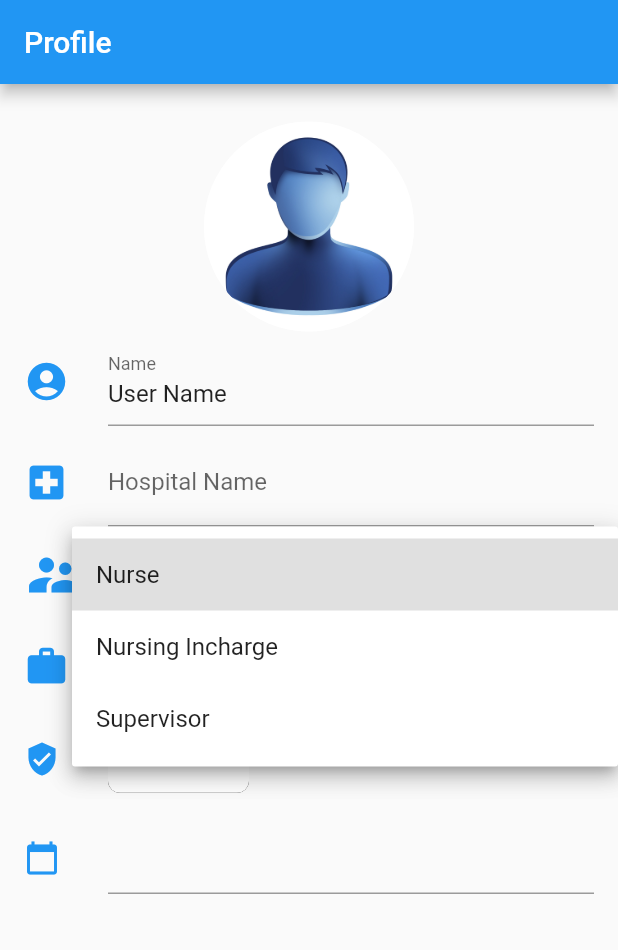
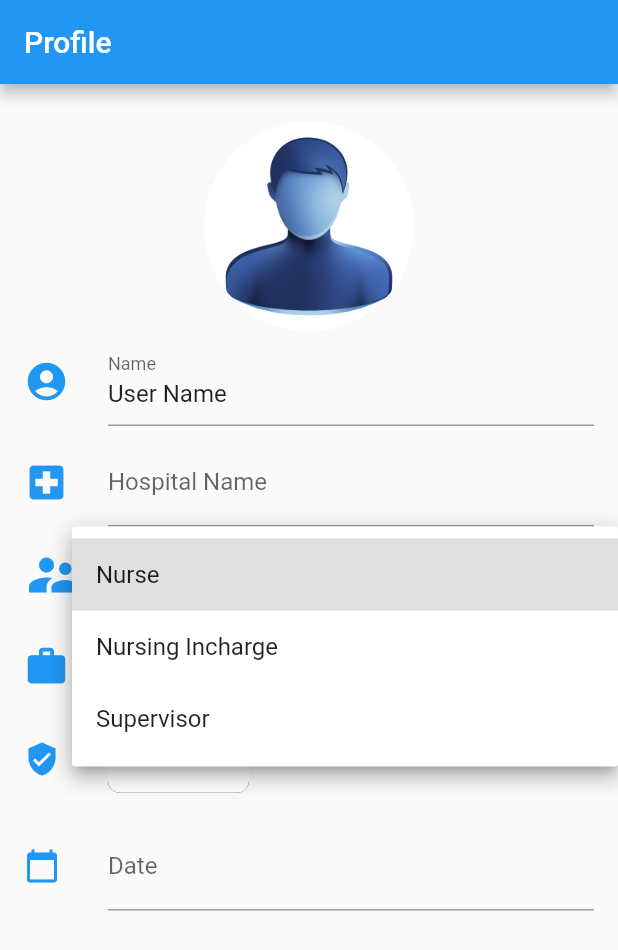
Before and after one commit to enpartha/User, a Flutter app: the screen it shows after launch, after a tap on "Role/Designation", on a phone screen of 412 x 824 dp. Shown: the top 950 px of the screen. Run offline on Flutter 3.47's test engine with Material 2 defaults, Android fonts, the phone set to English and light mode, and no system bars.

Commit message:
Code Working

```diff
--- a/lib/main.dart
+++ b/lib/main.dart
@@ -6,7 +6,9 @@ import 'package:flutter/services.dart';
 import 'package:intl/intl.dart';
 
 void main() {
-  runApp(MyApp());
+  runApp(MaterialApp(
+    home: MyApp(),
+  ));
 }
 
 class MyApp extends StatefulWidget {
@@ -16,35 +18,38 @@ class MyApp extends StatefulWidget {
 
 class _MyAppState extends State<MyApp> {
   Object? valueChoose;
-  String _selectdate = "Use the Icon to choose the date";
+
+  //String _selectdate = "Use the Icon to choose the date";
   List listItem = ['Nurse', 'Nursing Incharge', 'Supervisor'];
   Color _iconColor = Colors.blue;
-  DateTime _date = DateTime.now();
+  // final _formKey = GlobalKey<FormState>();
+  DateTime selectedDate = DateTime.now();
   TextEditingController _textEditingController = TextEditingController();
 
-  void dateshower() {
-    _openDatePicker(context);
-    _textEditingController.text = DateFormat('yyyy/MM/dd').format(_date);
-    setState(() {});
-  }
+  // void dateshower() {
+  //   _openDatePicker(context);
+  //   _textEditingController.text = DateFormat('yyyy/MM/dd').format(date);
+  // }
 
-  Future<Null> _openDatePicker(BuildContext context) async {
-    final DateTime? d = await showDatePicker(
+  _selectDate(BuildContext context) async {
+    final DateTime? picked = await showDatePicker(
         context: context,
-        initialDate: _date,
+        initialDate: selectedDate,
         firstDate: DateTime(1947),
         lastDate: DateTime(2050));
-    if (d != null) {
+    if (picked != null && picked != selectedDate) {
       setState(() {
-        _selectdate = new DateFormat.yMd("en_US").format(d).toString();
+        selectedDate = picked;
+        var date =
+            "${picked.toLocal().day}/${picked.toLocal().month}/${picked.toLocal().year}";
+        _textEditingController.text = date;
       });
     }
   }
 
   @override
   Widget build(BuildContext context) {
-    return MaterialApp(
-      home: Scaffold(
+    return Scaffold(
       appBar: AppBar(
         title: Text('Profile'),
       ),
@@ -170,25 +175,27 @@ class _MyAppState extends State<MyApp> {
               SizedBox(
                 height: 10,
               ),
-
               ListTile(
-                leading: Icon(
+                leading: Container(
+                  height: double.infinity,
+                  child: Icon(
                     Icons.calendar_today,
-                  color: _iconColor,
+                    color: Colors.blue,
                   ),
-                title: Builder(builder: (context) {
-                  return GestureDetector(
-                    child: Builder(builder: (context) {
-                      return TextFormField(
-                        onTap: () => dateshower(),
-                      );
-                    }),
-                  );
-                }),
                 ),
+                title: GestureDetector(
+                  child: TextFormField(
+                    onTap: () => _selectDate(context),
+                    controller: _textEditingController,
+                    decoration: InputDecoration(
+                      labelText: "Date",
+                    ),
+                  ),
+                ),
+              )
             ],
           ),
-        )),
+        ),
       ),
     );
   }
```
Also changed, not shown: lib/birth.dart (added). Lines whose indentation alone changed are shown as unchanged.
